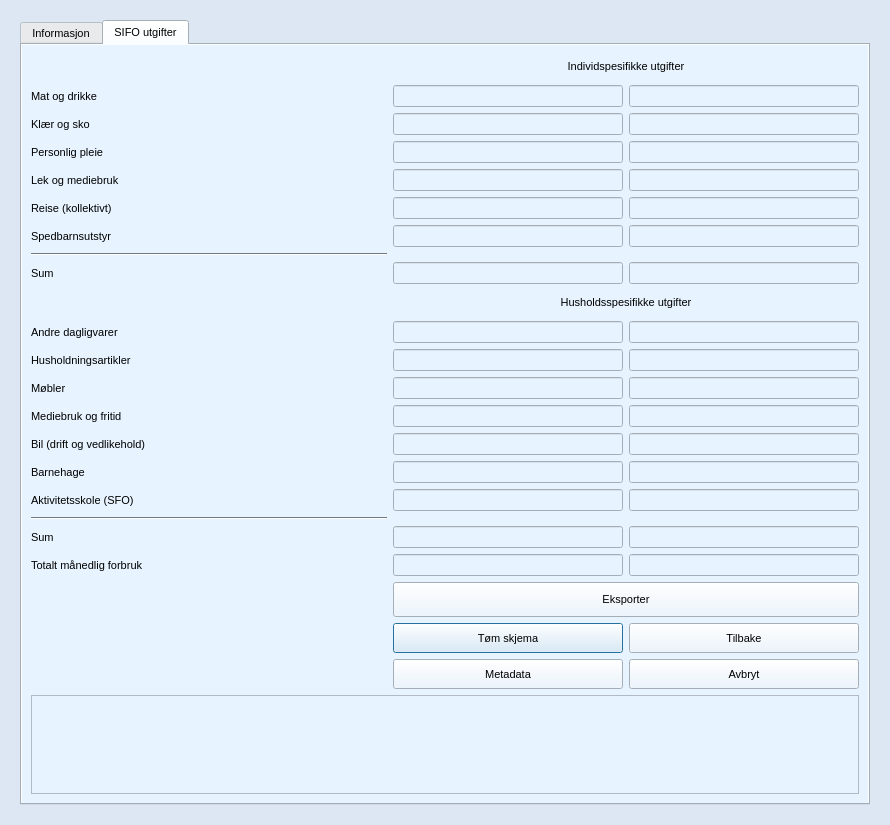
First picture: the form in source/ui/views/forms/sifo_form.ui, repository seemir/stressa, before the edit.
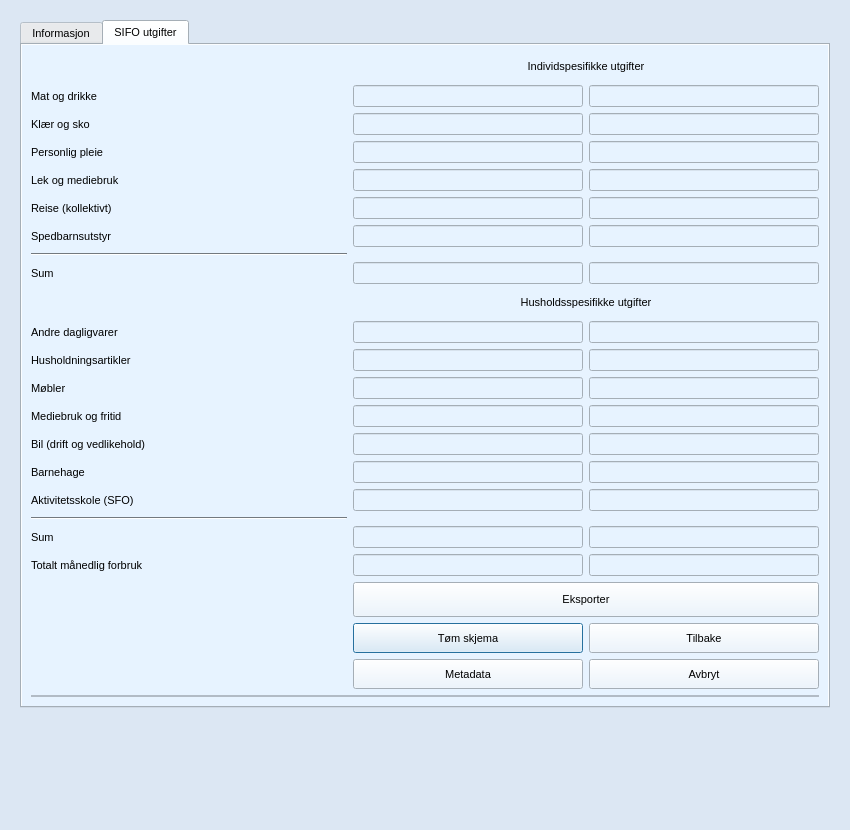
Second picture: the form after the edit. The open tabs and pages were chosen to show the change. Icons and pictures are not drawn.

Diff of the .ui file:
```diff
--- a/source/ui/views/forms/sifo_form.ui
+++ b/source/ui/views/forms/sifo_form.ui
@@ -6,20 +6,20 @@
    <rect>
     <x>0</x>
     <y>0</y>
-    <width>890</width>
-    <height>825</height>
+    <width>850</width>
+    <height>830</height>
    </rect>
   </property>
   <property name="sizePolicy">
-   <sizepolicy hsizetype="Preferred" vsizetype="Expanding">
+   <sizepolicy hsizetype="Preferred" vsizetype="Preferred">
     <horstretch>0</horstretch>
     <verstretch>0</verstretch>
    </sizepolicy>
   </property>
   <property name="minimumSize">
    <size>
-    <width>890</width>
-    <height>825</height>
+    <width>850</width>
+    <height>830</height>
    </size>
   </property>
   <property name="maximumSize">
@@ -455,11 +455,11 @@
    <iconset resource="../../images/img.qrc">
     <normaloff>:/img/logo_no_text.svg</normaloff>:/img/logo_no_text.svg</iconset>
   </property>
-  <layout class="QFormLayout" name="formLayout">
-   <item row="0" column="0" colspan="2">
+  <layout class="QGridLayout" name="gridLayout_4">
+   <item row="0" column="0">
     <widget class="QScrollArea" name="scroll_area_sifo">
      <property name="sizePolicy">
-      <sizepolicy hsizetype="Expanding" vsizetype="Expanding">
+      <sizepolicy hsizetype="Preferred" vsizetype="Preferred">
        <horstretch>0</horstretch>
        <verstretch>0</verstretch>
       </sizepolicy>
@@ -475,28 +475,34 @@
        <rect>
         <x>0</x>
         <y>0</y>
-        <width>874</width>
-        <height>682</height>
+        <width>834</width>
+        <height>795</height>
        </rect>
       </property>
       <property name="sizePolicy">
-       <sizepolicy hsizetype="Expanding" vsizetype="Expanding">
+       <sizepolicy hsizetype="Preferred" vsizetype="Preferred">
         <horstretch>0</horstretch>
         <verstretch>0</verstretch>
        </sizepolicy>
       </property>
+      <property name="minimumSize">
+       <size>
+        <width>0</width>
+        <height>0</height>
+       </size>
+      </property>
       <layout class="QFormLayout" name="formLayout_2">
        <item row="0" column="0">
         <widget class="QTabWidget" name="tab_widget_sifo">
          <property name="sizePolicy">
-          <sizepolicy hsizetype="Fixed" vsizetype="Expanding">
+          <sizepolicy hsizetype="Fixed" vsizetype="Fixed">
            <horstretch>0</horstretch>
            <verstretch>0</verstretch>
           </sizepolicy>
          </property>
          <property name="minimumSize">
           <size>
-           <width>850</width>
+           <width>810</width>
            <height>0</height>
           </size>
          </property>
@@ -2660,6 +2666,12 @@
           </layout>
          </widget>
          <widget class="QWidget" name="tab_sifo_utgifter">
+          <property name="sizePolicy">
+           <sizepolicy hsizetype="Fixed" vsizetype="Fixed">
+            <horstretch>0</horstretch>
+            <verstretch>0</verstretch>
+           </sizepolicy>
+          </property>
           <property name="autoFillBackground">
            <bool>true</bool>
           </property>
```
